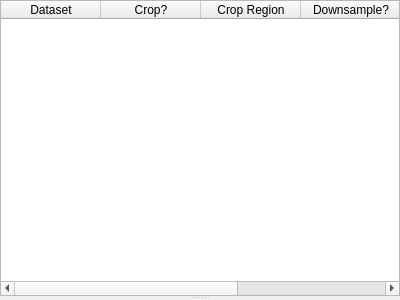
Old version of the form ilastik/applets/inputPreprocessing/inputPreprocessingCentralWidget.ui in the repository stuarteberg/ilastik.
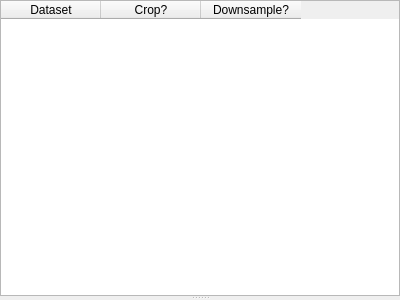
New version of the form.

Commit message: Allow crop/downsample setting configuration on double-click of table row.

```diff
--- a/ilastik/applets/inputPreprocessing/inputPreprocessingCentralWidget.ui
+++ b/ilastik/applets/inputPreprocessing/inputPreprocessingCentralWidget.ui
@@ -57,21 +57,11 @@
         <string>Crop?</string>
        </property>
       </column>
-      <column>
-       <property name="text">
-        <string>Crop Region</string>
-       </property>
-      </column>
       <column>
        <property name="text">
         <string>Downsample?</string>
        </property>
       </column>
-      <column>
-       <property name="text">
-        <string>Downsampled Size</string>
-       </property>
-      </column>
      </widget>
      <widget class="QStackedWidget" name="viewerStack">
       <property name="sizePolicy">
```
The commit also changes 3 other files.
